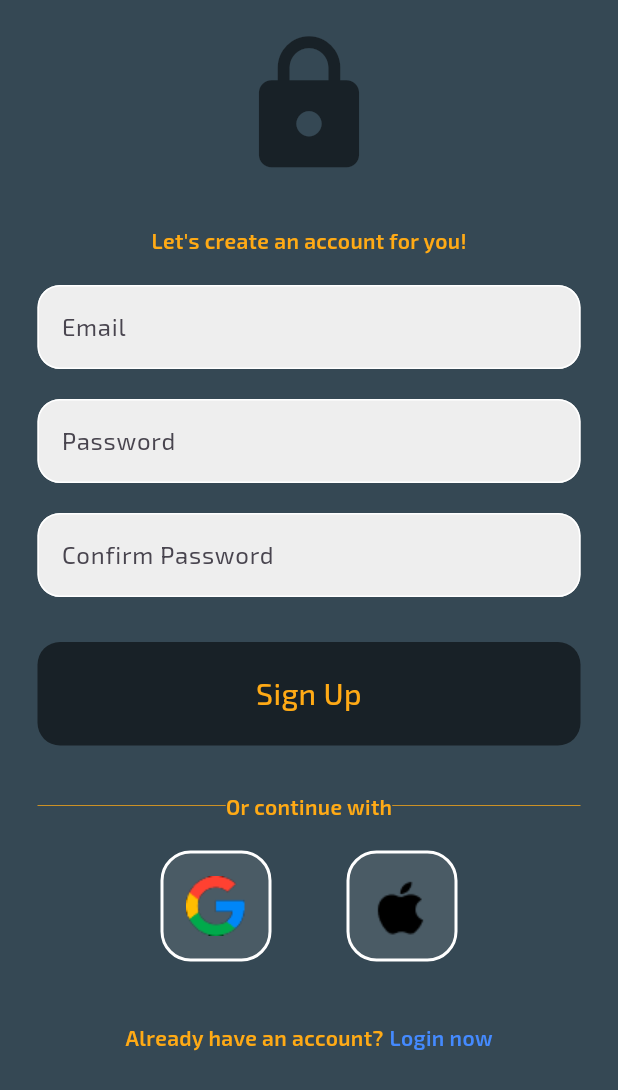
After one commit to valera-golubenko/food_delivery, a Flutter app: the SignUpPage screen opened directly, on a phone screen of 412 x 824 dp. The commit adds this screen. Shown: the top 1090 px of the screen. Run offline on Flutter 3.47's test engine with Material 3 defaults, Android fonts, the phone set to English and light mode, and no system bars; our stand-ins replace firebase_auth, firebase_core, flutter_bloc, flutter_svg, freezed_annotation, injectable; accounts and stored records are empty; project files that could hold a hidden picture were left out.

Commit message:
Added signUp page

```diff
--- /dev/null
+++ b/lib/ui/pages/auth/sign_up_page.dart
@@ -0,0 +1,193 @@
+import 'package:firebase_auth/firebase_auth.dart';
+import 'package:flutter/material.dart';
+import 'package:food_delivery/ui/pages/auth/components/app_form_field.dart';
+import 'package:food_delivery/ui/views/buttons/app_button.dart';
+
+class SignUpPage extends StatefulWidget {
+  final Function()? onTap;
+
+  const SignUpPage({
+    super.key,
+    this.onTap,
+  });
+
+  @override
+  State<SignUpPage> createState() => _SignUpPageState();
+}
+
+class _SignUpPageState extends State<SignUpPage> {
+  @override
+  Widget build(BuildContext context) {
+    final emailController = TextEditingController();
+    final passwordController = TextEditingController();
+    final confirmPasswordController = TextEditingController();
+
+    void signUserUp() async {
+      if (passwordController.text == confirmPasswordController.text) {
+        await FirebaseAuth.instance.createUserWithEmailAndPassword(
+          email: emailController.text,
+          password: passwordController.text,
+        );
+      }
+      Navigator.pop(context);
+    }
+
+    return Scaffold(
+      backgroundColor: const Color(0xFF354854),
+      body: SafeArea(
+        child: Padding(
+          padding: const EdgeInsets.fromLTRB(25, 20, 25, 20),
+          child: ListView(
+            children: [
+              const Icon(
+                Icons.lock,
+                size: 100,
+                color: Colors.black54,
+              ),
+              const SizedBox(height: 30),
+              const Center(
+                child: Text(
+                  'Let\'s create an account for you!',
+                  style: TextStyle(
+                    fontWeight: FontWeight.w600,
+                    fontSize: 14,
+                    color: Color(0xFFFFAA15),
+                  ),
+                ),
+              ),
+              const SizedBox(height: 20),
+              AppFormField(
+                controller: emailController,
+                hintText: 'Email',
+              ),
+              const SizedBox(height: 20),
+              AppFormField(
+                controller: passwordController,
+                hintText: 'Password',
+                obscureText: true,
+              ),
+              const SizedBox(height: 20),
+              AppFormField(
+                controller: confirmPasswordController,
+                hintText: 'Confirm Password',
+                obscureText: true,
+              ),
+              const SizedBox(height: 30),
+              AppButton(
+                onTap: signUserUp,
+                borderRadius: BorderRadius.circular(15),
+                child: Container(
+                  width: double.infinity,
+                  padding: const EdgeInsets.fromLTRB(20, 20, 20, 20),
+                  decoration: BoxDecoration(
+                    borderRadius: BorderRadius.circular(15),
+                    color: Colors.black54,
+                  ),
+                  child: const Text(
+                    'Sign Up',
+                    textAlign: TextAlign.center,
+                    style: TextStyle(
+                      color: Color(0xFFFFAA15),
+                      fontSize: 20,
+                      fontWeight: FontWeight.w500,
+                    ),
+                  ),
+                ),
+              ),
+              const SizedBox(height: 30),
+              const Row(
+                children: [
+                  Expanded(
+                    child: Divider(
+                      thickness: 0.5,
+                      color: Color(0xFFFFAA15),
+                    ),
+                  ),
+                  Text(
+                    'Or continue with',
+                    style: TextStyle(
+                      fontSize: 14,
+                      fontWeight: FontWeight.w600,
+                      color: Color(0xFFFFAA15),
+                    ),
+                  ),
+                  Expanded(
+                    child: Divider(
+                      thickness: 0.5,
+                      color: Color(0xFFFFAA15),
+                    ),
+                  ),
+                ],
+              ),
+              const SizedBox(height: 20),
+              Row(
+                mainAxisAlignment: MainAxisAlignment.center,
+                children: [
+                  AppButton(
+                    onTap: () {},
+                    borderRadius: BorderRadius.circular(20),
+                    child: Container(
+                      padding: const EdgeInsets.all(15),
+                      decoration: BoxDecoration(
+                        color: Colors.white.withOpacity(0.1),
+                        borderRadius: BorderRadius.circular(20),
+                        border: Border.all(
+                          width: 2,
+                          color: Colors.white,
+                        ),
+                      ),
+                      child: Image.asset('assets/icons/icon_google.png'),
+                    ),
+                  ),
+                  const SizedBox(width: 50),
+                  AppButton(
+                    onTap: () {},
+                    borderRadius: BorderRadius.circular(20),
+                    child: Container(
+                      padding: const EdgeInsets.all(15),
+                      decoration: BoxDecoration(
+                        color: Colors.white.withOpacity(0.1),
+                        borderRadius: BorderRadius.circular(20),
+                        border: Border.all(
+                          width: 2,
+                          color: Colors.white,
+                        ),
+                      ),
+                      child: Image.asset('assets/icons/icon_apple.png'),
+                    ),
+                  ),
+                ],
+              ),
+              const SizedBox(height: 40),
+              Row(
+                mainAxisAlignment: MainAxisAlignment.center,
+                children: [
+                  const Text(
+                    'Already have an account?',
+                    style: TextStyle(
+                      fontSize: 14,
+                      fontWeight: FontWeight.w600,
+                      color: Color(0xFFFFAA15),
+                    ),
+                  ),
+                  const SizedBox(width: 4),
+                  AppButton(
+                    onTap: widget.onTap,
+                    child: const Text(
+                      'Login now',
+                      style: TextStyle(
+                        fontSize: 14,
+                        fontWeight: FontWeight.w600,
+                        color: Colors.blueAccent,
+                      ),
+                    ),
+                  )
+                ],
+              )
+            ],
+          ),
+        ),
+      ),
+    );
+  }
+}
```
Also changed, not shown: lib/ui/pages/auth/login_page.dart (+21 -162 lines), lib/ui/pages/auth/sign_in_page.dart (added, +184 -0 lines).
